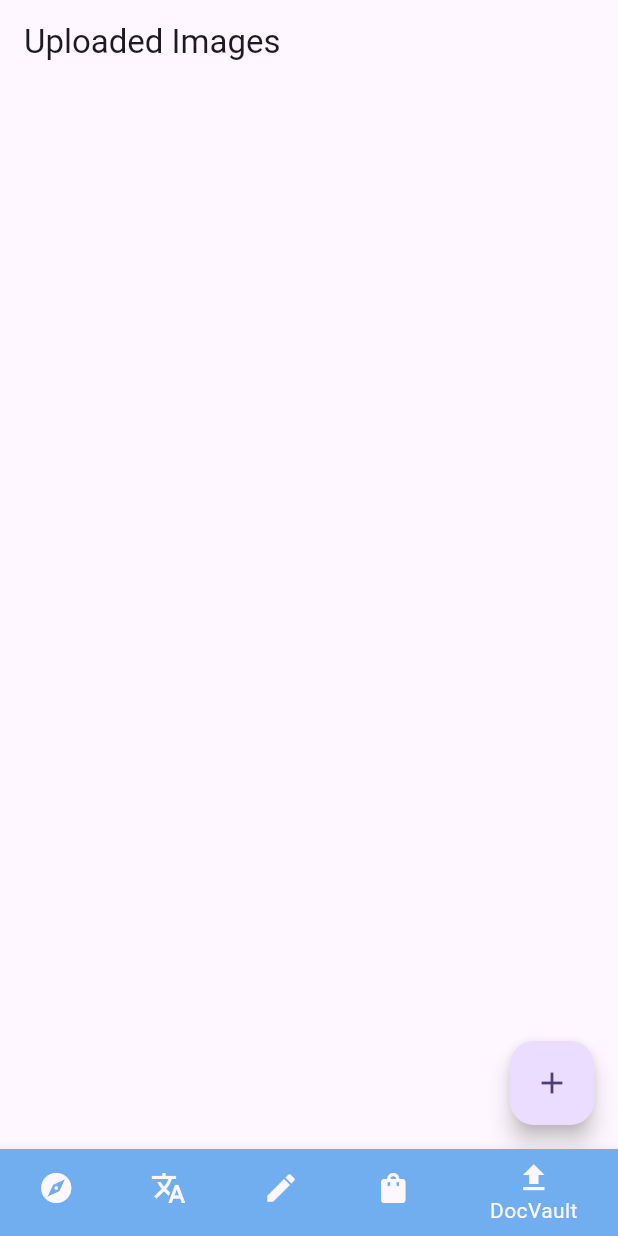
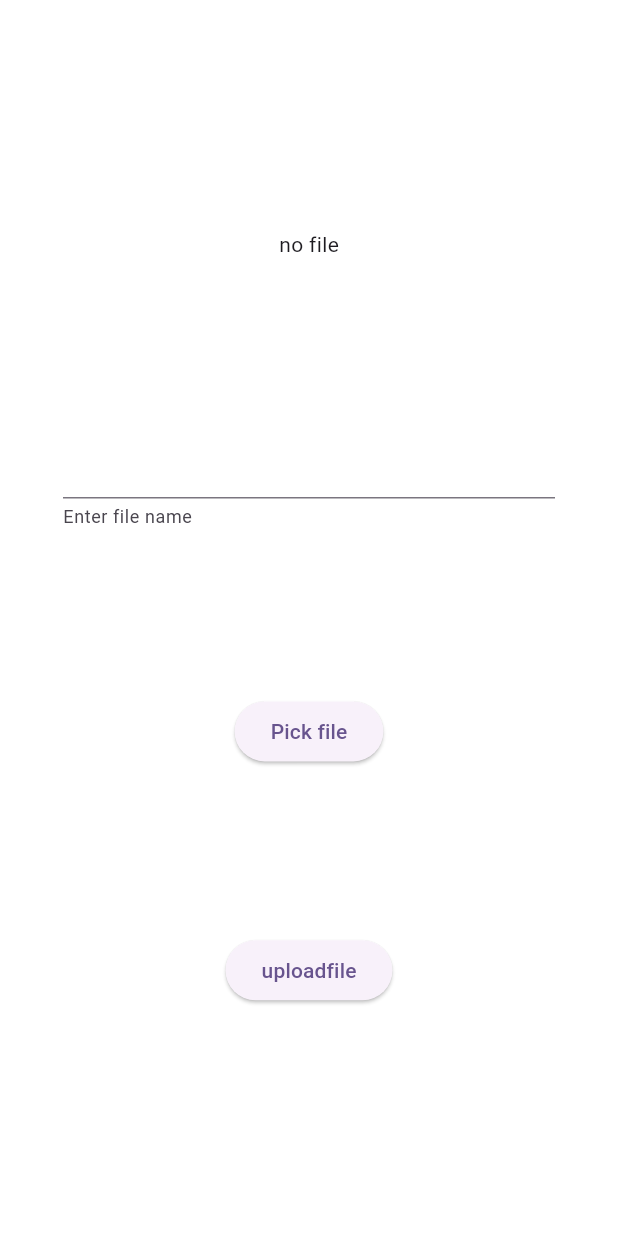
Before and after one commit to abhidnya04/TripMate, a Flutter app: the screen it shows after launch, item 5 of the bottom bar chosen, after a tap on the "add" icon, on a phone screen of 412 x 824 dp. Run offline on Flutter 3.47's test engine with Material 3 defaults, Android fonts, the light colour scheme and no system bars; our stand-ins replace image_picker, supabase_flutter; accounts and stored records are empty.

Commit message:
added document upload functionality

```diff
--- a/lib/main.dart
+++ b/lib/main.dart
@@ -1,5 +1,7 @@
+import 'package:appdev/pages/documents.dart';
 import 'package:appdev/pages/login.dart';
 import 'package:appdev/pages/tabs.dart';
+import 'package:appdev/pages/upload_docs.dart';
 import 'package:flutter/material.dart';
 import 'package:supabase_flutter/supabase_flutter.dart';
 
@@ -27,6 +29,8 @@ class MyApp extends StatelessWidget {
         routes: {
         '/login': (context) =>   LoginPage(),
         '/signup': (context) =>  LoginPage(),
+        '/uploadDocs': (context) =>  UploadPage(),
+        '/myDocs': (context) =>  MyDocuments(),
 
       },
     );
--- /dev/null
+++ b/lib/pages/documents.dart
@@ -0,0 +1,180 @@
+// import 'package:flutter/material.dart';
+// import 'package:supabase_flutter/supabase_flutter.dart';
+
+// class MyDocuments extends StatefulWidget {
+//   const MyDocuments({super.key});
+
+//   @override
+//   State<MyDocuments> createState() => _MyDocumentsState();
+// }
+// // 1-------------------------------------------------------------------
+// class _MyDocumentsState extends State<MyDocuments> {
+//   var _isLoading = true;
+//   @override
+
+//   void initState() {
+//     // TODO: implement initState
+//     super.initState();
+//     _loaditems();
+//   }
+
+//   // void _loaditems()async{
+//   //   final List<FileObject> _loadedDocs = await
+//   // Supabase.instance.client.storage
+//   // .from('uploads2')
+//   // .list();
+
+//   // }
+
+//   void _loaditems() async {
+
+//   final List<FileObject> _loadedDocs = await
+//   Supabase.instance.client.storage
+//   .from('uploads2')
+//   .list();
+
+//     final List<FileObject> loadedItems = [];
+//     for (final item in _loadedDocs) {
+
+//       loadedItems.add(FileObject(
+//         name: item.name,
+//         bucketId: item.bucketId,
+//         id: item.id,
+//         buckets: item.buckets,
+//         createdAt: item.createdAt,
+//         lastAccessedAt: item.lastAccessedAt,
+//         metadata: item.metadata,
+//         owner: item.owner,
+//         updatedAt: item.updatedAt));
+//     }
+//     return;
+//   }
+
+//   // 2 --------------------------------------------------------------------------------------
+//   Widget build(BuildContext context) {
+
+//     Widget content = const Center(
+//       child: Text('No items added yet'),
+//     );
+
+//         if (_loadedDocs.isNotEmpty) {
+//       content = ListView.builder(
+//           itemCount: _.length,
+//           itemBuilder: ((context, index) => Dismissible(
+//                 onDismissed: (direction) {
+//                   removeItem(loadedItems[index]);
+//                 },
+//                 key: ValueKey(loadedItems[index].id),
+//                 child: ListTile(
+//                   title: Text([index].name),
+//                 ),
+//               )));
+//     }
+//   // 3 -----------------------------------------------------------------------------------
+//     return Scaffold(
+//       appBar: AppBar(
+//           title: Text('Your documents'),
+//           actions: [IconButton(onPressed: (){}, icon: Icon(Icons.add))],
+//         ),
+//         body: content
+//     );
+//   }
+// }
+
+import 'package:flutter/material.dart';
+import 'package:supabase_flutter/supabase_flutter.dart';
+
+class MyDocuments extends StatefulWidget {
+  const MyDocuments({super.key});
+
+  @override
+  State<MyDocuments> createState() => _MyDocumentsState();
+}
+
+class _MyDocumentsState extends State<MyDocuments> {
+  bool _isLoading = true;
+  List<FileObject> _loadedDocs = [];
+
+  @override
+  void initState() {
+    super.initState();
+    _loadItems();
+  }
+
+  Future<void> _loadItems() async {
+    try {
+      final List<FileObject> docs = await Supabase.instance.client.storage
+          .from('Documents')
+          .list(path: 'uploads2');
+
+      setState(() {
+        _loadedDocs = docs;
+        _isLoading = false;
+      });
+    } catch (e) {
+      print("Error loading documents: $e");
+    }
+  }
+
+  void removeItem(FileObject item) {
+    setState(() {
+      _loadedDocs.remove(item);
+    });
+  }
+
+  @override
+  Widget build(BuildContext context) {
+    return Scaffold(
+      appBar: AppBar(
+        title: Text('Your Documents'),
+        actions: [
+          IconButton(
+            onPressed: () {
+              Navigator.pushNamed(context, '/uploadDocs');
+            },
+            icon: Icon(Icons.add),
+          )
+        ],
+      ),
+      body: _isLoading
+          ? Center(child: CircularProgressIndicator())
+          : _loadedDocs.isEmpty
+              ? Center(child: Text('No items added yet'))
+              :ListView.builder(
+                  itemCount: _loadedDocs.length,
+                  itemBuilder: (context, index) => Dismissible(
+                    key: ValueKey(_loadedDocs[index].id),
+                    onDismissed: (direction) {
+                      removeItem(_loadedDocs[index]);
+                    },
+                    child: Padding(
+                      padding: const EdgeInsets.symmetric(horizontal: 20.0, vertical: 6.0),
+                      child: Container(
+                        height: 70,
+                        decoration: BoxDecoration(
+                          color: Colors.white, // Background color
+                          borderRadius: BorderRadius.circular(12), // Rounded corners
+                          boxShadow: [
+                            BoxShadow(
+                              color: Colors.black.withOpacity(0.1), // Shadow color
+                              blurRadius: 8, // Softness of shadow
+                              spreadRadius: 2, // How far the shadow spreads
+                              offset: Offset(0, 4), // Vertical shadow direction
+                            ),
+                          ],
+                        ),
+                        child: ListTile(
+                          title: Text(
+                            _loadedDocs[index].name,
+                            style: TextStyle(fontWeight: FontWeight.w600), // Slightly bold text
+                          ),
+                          leading: Icon(Icons.insert_drive_file, color: Colors.blueAccent), // File icon
+                          tileColor: Colors.white, // Tile background color
+                        ),
+      ),
+    ),
+  ),
+)
+    );
+  }
+}
--- a/lib/pages/tabs.dart
+++ b/lib/pages/tabs.dart
@@ -1,6 +1,7 @@
 import 'package:appdev/pages/create_trip.dart';
+import 'package:appdev/pages/documents.dart';
 import 'package:appdev/pages/translate.dart';
-import 'package:appdev/pages/upload_docs.dart';
+// import 'package:appdev/pages/upload_docs.dart';
 import 'package:appdev/trip.dart';
 import 'package:flutter/cupertino.dart';
 import 'package:flutter/material.dart';
@@ -34,7 +35,7 @@ class _TabsScreenState extends State<TabsScreen> {
     } else if (_selectedPageIndex == 3) {
       activePage = ManageTrips();
     } else if (_selectedPageIndex == 4) {
-      activePage = UploadPage();
+      activePage = MyDocuments();
     }
 
     return Scaffold(
@@ -49,12 +50,12 @@ class _TabsScreenState extends State<TabsScreen> {
           items: const [
             BottomNavigationBarItem(icon: Icon(Icons.explore), backgroundColor: Color.fromARGB(255, 113, 174, 239), label: 'Explore'),
             BottomNavigationBarItem(
-                icon: Icon(Icons.translate_outlined), label: 'Translate'),
-            BottomNavigationBarItem(icon: Icon(Icons.create), label: 'New Trip'),
+                icon: Icon(Icons.translate_outlined),backgroundColor: Color.fromARGB(255, 115, 155, 132) , label: 'Translate',),
+            BottomNavigationBarItem(icon: Icon(Icons.create),backgroundColor: Color.fromARGB(255, 113, 174, 239) ,  label: 'New Trip'),
             BottomNavigationBarItem(
-                icon: Icon(Icons.shopping_bag), label: 'Your trips'),
+                icon: Icon(Icons.shopping_bag),backgroundColor: Color.fromARGB(255, 113, 174, 239) ,  label: 'Your trips'),
             BottomNavigationBarItem(
-                icon: Icon(Icons.upload), label: 'DocVault'),
+                icon: Icon(Icons.upload), backgroundColor: Color.fromARGB(255, 113, 174, 239) , label: 'DocVault'),
           ]),
     );
   }
--- a/lib/pages/upload_docs.dart
+++ b/lib/pages/upload_docs.dart
@@ -1,3 +1,87 @@
+import 'dart:io';
+
+import 'package:flutter/material.dart';
+import 'package:image_picker/image_picker.dart';
+import 'package:supabase_flutter/supabase_flutter.dart';
+
+class UploadPage extends StatefulWidget {
+  const UploadPage({super.key});
+
+  @override
+  State<UploadPage> createState() => _UploadPageState();
+}
+
+class _UploadPageState extends State<UploadPage> {
+  @override
+  File? _imagefile;
+  final TextEditingController _fileNameTextEditingController =
+      TextEditingController();
+
+  Future pickImage() async {
+    final ImagePicker picker = ImagePicker();
+
+    final XFile? image = await picker.pickImage(source: ImageSource.gallery);
+
+    if (image != null) {
+      setState(() {
+        _imagefile = File(image.path);
+      });
+    }
+  }
+
+  Future uploadImage() async {
+    if (_imagefile == null) return;
+
+    final filename = _fileNameTextEditingController.text;
+    // final filename = DateTime.now().millisecondsSinceEpoch.toString();
+    final path = 'uploads2/$filename';
+
+    await Supabase.instance.client.storage
+        // TO
+        .from('Documents')
+        .upload(path, _imagefile!)
+        .then((value) => ScaffoldMessenger.of(context)
+            .showSnackBar(SnackBar(content: Text('succesful'))));
+
+    Navigator.popAndPushNamed(context, '/myDocs');
+  }
+
+  @override
+  Widget build(BuildContext context) {
+    return Scaffold(
+      backgroundColor: Colors.white,
+      body: Padding(
+        padding: const EdgeInsets.all(42.0),
+        child: Expanded(
+          child: Column(
+            mainAxisAlignment: MainAxisAlignment.spaceEvenly,
+            children: [
+              _imagefile != null
+                  ? Image.file(
+                      _imagefile!,
+                      fit: BoxFit.cover,
+                      height: 500,
+                    )
+                  : const Text('no file'),
+
+              // buttin
+
+              TextField(
+                controller: _fileNameTextEditingController,
+                decoration: InputDecoration(helperText: "Enter file name"),
+              ),
+              ElevatedButton(onPressed: pickImage, child: Text('Pick file')),
+
+              ElevatedButton(onPressed: uploadImage, child: Text('uploadfile')),
+            ],
+          ),
+        ),
+      ),
+    );
+  }
+}
+
+
 // import 'dart:io';
 
 // import 'package:flutter/material.dart';
@@ -12,200 +96,126 @@
 // }
 
 // class _UploadPageState extends State<UploadPage> {
+//   File? _imageFile;
+//   final ImagePicker _picker = ImagePicker();
+//   final SupabaseClient _supabase = Supabase.instance.client;
+//   List<Map<String, String>> _uploadedImages = [];
+
 //   @override
-//   File? _imagefile;
+//   void initState() {
+//     super.initState();
+//     fetchUploadedImages();
+//   }
 
 //   Future pickImage() async {
-//     final ImagePicker picker = ImagePicker();
-
-//     final XFile? image = await picker.pickImage(source: ImageSource.gallery);
-
+//     final XFile? image = await _picker.pickImage(source: ImageSource.gallery);
 //     if (image != null) {
 //       setState(() {
-//         _imagefile = File(image.path);
+//         _imageFile = File(image.path);
 //       });
+//       _showCaptionDialog();
 //     }
 //   }
 
+//   Future uploadImage(String caption) async {
+//     if (_imageFile == null) return;
 
-
-
-//   Future uploadImage() async {
-//     if (_imagefile == null) return;
-
-//     final filename = DateTime.now().microsecondsSinceEpoch.toString();
+//     final filename = "${DateTime.now().microsecondsSinceEpoch}.jpg";
 //     final path = 'uploads/$filename';
 
-//     await Supabase.instance.client.storage
-//         // TO
-//         .from('Documents')
-//         .upload(path, _imagefile!)
-//         .then((value) => ScaffoldMessenger.of(context)
-//             .showSnackBar(SnackBar(content: Text('succesful'))));
+//     try {
+//       await _supabase.storage.from('Documents').upload(path, _imageFile!);
+//       final url = _supabase.storage.from('Documents').getPublicUrl(path);
+
+//       await _supabase.from('images').insert({
+//         'url': url,
+//         'caption': caption,
+//       });
+
+//       setState(() {
+//         _uploadedImages.add({'url': url, 'caption': caption});
+//       });
+//     } catch (e) {
+//       ScaffoldMessenger.of(context).showSnackBar(SnackBar(content: Text('Upload failed: $e')));
+//     }
+//   }
+
+//   Future fetchUploadedImages() async {
+//     final response = await _supabase.from('Documents').select('url, caption');
+//     setState(() {
+//       _uploadedImages = List<Map<String, String>>.from(response);
+//     });
+//   }
+
+//   void _showCaptionDialog() {
+//     TextEditingController captionController = TextEditingController();
+//     showDialog(
+//       context: context,
+//       builder: (context) {
+//         return AlertDialog(
+//           title: const Text("Enter Caption"),
+//           content: TextField(controller: captionController),
+//           actions: [
+//             TextButton(
+//               onPressed: () {
+//                 Navigator.pop(context);
+//               },
+//               child: const Text("Cancel"),
+//             ),
+//             TextButton(
+//               onPressed: () {
+//                 Navigator.pop(context);
+//                 uploadImage(captionController.text);
+//               },
+//               child: const Text("Upload"),
+//             ),
+//           ],
+//         );
+//       },
+//     );
 //   }
 
 //   @override
 //   Widget build(BuildContext context) {
 //     return Scaffold(
-//       body: SingleChildScrollView(
-//         child: Center(
-//           child: Expanded(
-//             child: Column(
-//               mainAxisAlignment: MainAxisAlignment.spaceEvenly,
-//               children: [
-//                 _imagefile != null
-//                     ? Image.file(_imagefile!)
-//                     : const Text('no file'),
-
-//                 // buttin
-//                 ElevatedButton(onPressed: pickImage, child: Text('Pick file')),
-
-//                 ElevatedButton(onPressed: uploadImage, child: Text('uploadfile')),
-//                 ElevatedButton(onPressed: uploadImage, child: Text('uploadfile'))
-//               ],
-//             ),
-//           ),
-//         ),
+//       appBar: AppBar(title: const Text("Uploaded Images")),
+//       body: ListView.builder(
+//         itemCount: _uploadedImages.length,
+//         itemBuilder: (context, index) {
+//           final image = _uploadedImages[index];
+//           return ListTile(
+//             leading: Image.network(image['url']!, width: 50, height: 50, fit: BoxFit.cover),
+//             title: Text(image['caption']!),
+//             onTap: () {
+//               Navigator.push(
+//                 context,
+//                 MaterialPageRoute(
+//                   builder: (context) => ImageViewScreen(url: image['url']!, caption: image['caption']!),
+//                 ),
+//               );
+//             },
+//           );
+//         },
+//       ),
+//       floatingActionButton: FloatingActionButton(
+//         onPressed: pickImage,
+//         child: const Icon(Icons.add),
 //       ),
 //     );
 //   }
 // }
 
+// class ImageViewScreen extends StatelessWidget {
+//   final String url;
+//   final String caption;
 
-import 'dart:io';
+//   const ImageViewScreen({super.key, required this.url, required this.caption});
 
-import 'package:flutter/material.dart';
-import 'package:image_picker/image_picker.dart';
-import 'package:supabase_flutter/supabase_flutter.dart';
-
-class UploadPage extends StatefulWidget {
-  const UploadPage({super.key});
-
-  @override
-  State<UploadPage> createState() => _UploadPageState();
-}
-
-class _UploadPageState extends State<UploadPage> {
-  File? _imageFile;
-  final ImagePicker _picker = ImagePicker();
-  final SupabaseClient _supabase = Supabase.instance.client;
-  List<Map<String, String>> _uploadedImages = [];
-
-  @override
-  void initState() {
-    super.initState();
-    fetchUploadedImages();
-  }
-
-  Future pickImage() async {
-    final XFile? image = await _picker.pickImage(source: ImageSource.gallery);
-    if (image != null) {
-      setState(() {
-        _imageFile = File(image.path);
-      });
-      _showCaptionDialog();
-    }
-  }
-
-  Future uploadImage(String caption) async {
-    if (_imageFile == null) return;
-
-    final filename = "${DateTime.now().microsecondsSinceEpoch}.jpg";
-    final path = 'uploads/$filename';
-
-    try {
-      await _supabase.storage.from('Documents').upload(path, _imageFile!);
-      final url = _supabase.storage.from('Documents').getPublicUrl(path);
-
-      await _supabase.from('images').insert({
-        'url': url,
-        'caption': caption,
-      });
-
-      setState(() {
-        _uploadedImages.add({'url': url, 'caption': caption});
-      });
-    } catch (e) {
-      ScaffoldMessenger.of(context).showSnackBar(SnackBar(content: Text('Upload failed: $e')));
-    }
-  }
-
-  Future fetchUploadedImages() async {
-    final response = await _supabase.from('Documents').select('url, caption');
-    setState(() {
-      _uploadedImages = List<Map<String, String>>.from(response);
-    });
-  }
-
-  void _showCaptionDialog() {
-    TextEditingController captionController = TextEditingController();
-    showDialog(
-      context: context,
-      builder: (context) {
-        return AlertDialog(
-          title: const Text("Enter Caption"),
-          content: TextField(controller: captionController),
-          actions: [
-            TextButton(
-              onPressed: () {
-                Navigator.pop(context);
-              },
-              child: const Text("Cancel"),
-            ),
-            TextButton(
-              onPressed: () {
-                Navigator.pop(context);
-                uploadImage(captionController.text);
-              },
-              child: const Text("Upload"),
-            ),
-          ],
-        );
-      },
-    );
-  }
-
-  @override
-  Widget build(BuildContext context) {
-    return Scaffold(
-      appBar: AppBar(title: const Text("Uploaded Images")),
-      body: ListView.builder(
-        itemCount: _uploadedImages.length,
-        itemBuilder: (context, index) {
-          final image = _uploadedImages[index];
-          return ListTile(
-            leading: Image.network(image['url']!, width: 50, height: 50, fit: BoxFit.cover),
-            title: Text(image['caption']!),
-            onTap: () {
-              Navigator.push(
-                context,
-                MaterialPageRoute(
-                  builder: (context) => ImageViewScreen(url: image['url']!, caption: image['caption']!),
-                ),
-              );
-            },
-          );
-        },
-      ),
-      floatingActionButton: FloatingActionButton(
-        onPressed: pickImage,
-        child: const Icon(Icons.add),
-      ),
-    );
-  }
-}
-
-class ImageViewScreen extends StatelessWidget {
-  final String url;
-  final String caption;
-
-  const ImageViewScreen({super.key, required this.url, required this.caption});
-
-  @override
-  Widget build(BuildContext context) {
-    return Scaffold(
-      appBar: AppBar(title: Text(caption)),
-      body: Center(child: Image.network(url)),
-    );
-  }
-}
+//   @override
+//   Widget build(BuildContext context) {
+//     return Scaffold(
+//       appBar: AppBar(title: Text(caption)),
+//       body: Center(child: Image.network(url)),
+//     );
+//   }
+// }
```
